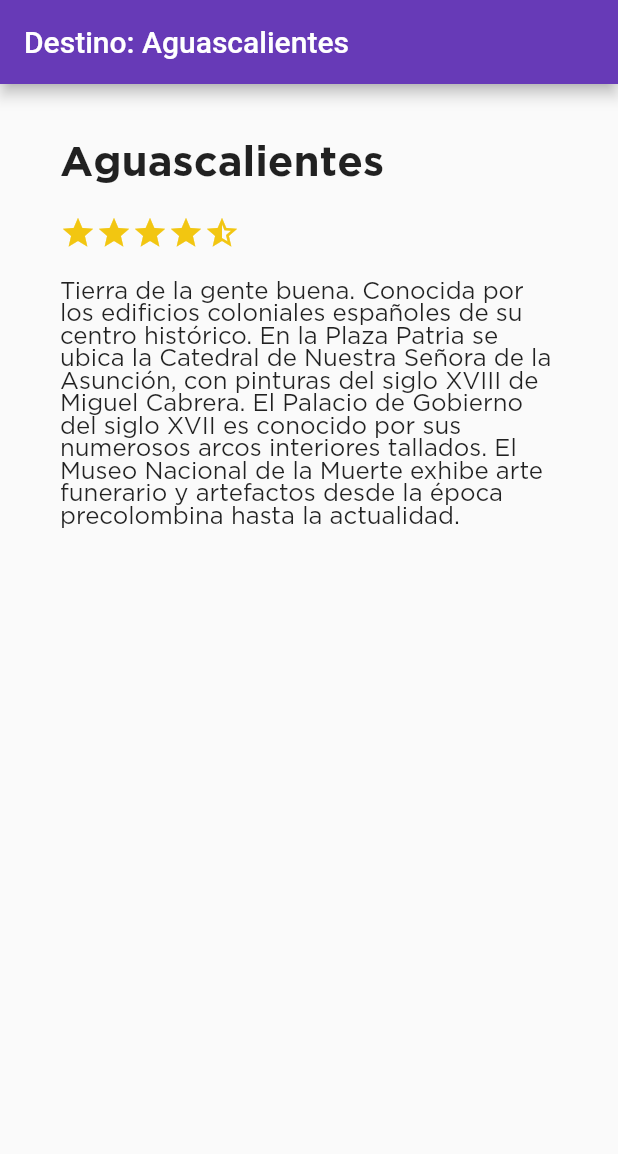
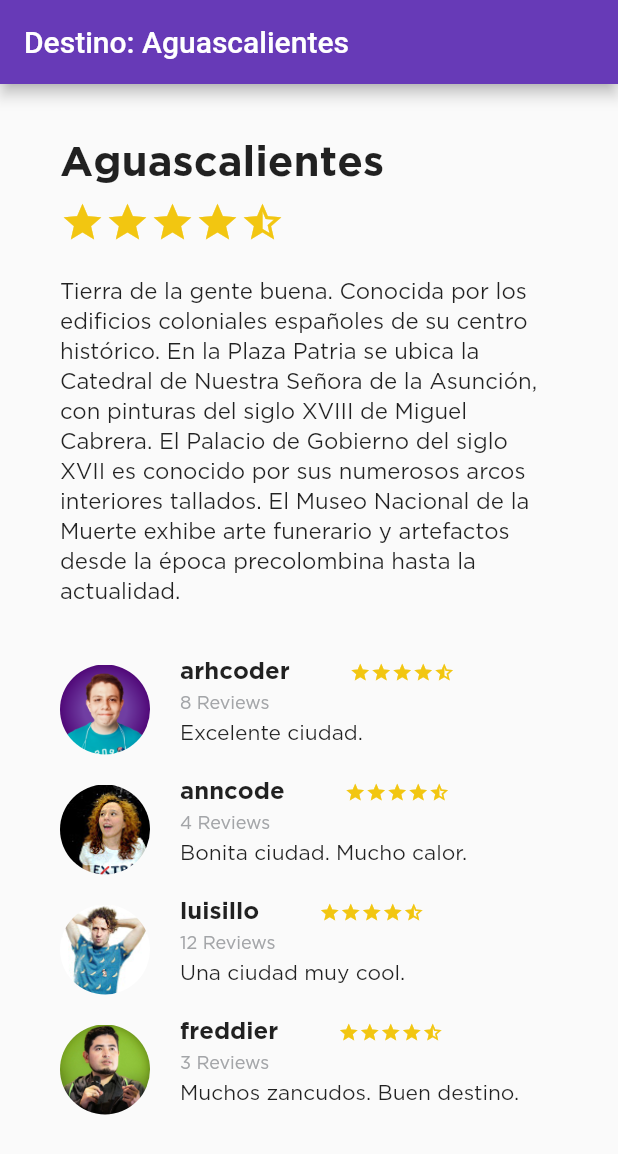
Before and after one commit to arhcoder/Flutter-Platzi-Project, a Flutter app: the screen it shows after launch, on a phone screen of 412 x 824 dp. Shown: the top 1154 px of the screen. Run offline on Flutter 3.47's test engine with Material 2 defaults, Android fonts, the phone set to English and light mode, and no system bars.

Commit message:
Se agregó el panel de Reviews, se separó el Widget de estrellas en una sección aparte, se acomodó todo en la app dentro de un ListView y se ajustó el interlineado

```diff
--- a/lib/main.dart
+++ b/lib/main.dart
@@ -1,5 +1,6 @@
 import 'package:flutter/material.dart';
 import 'place_description.dart';
+import 'review_list.dart';
 
 void main()
 {
@@ -26,11 +27,26 @@ class MyApp extends StatelessWidget
 				(
 					title: Text("Destino: Aguascalientes")
 				),
-				body: new PlaceDescription
+				body:
+        ListView
         (
-          "Aguascalientes",
-          "Tierra de la gente buena. Conocida por los edificios coloniales españoles de su centro histórico. En la Plaza Patria se ubica la Catedral de Nuestra Señora de la Asunción, con pinturas del siglo XVIII de Miguel Cabrera. El Palacio de Gobierno del siglo XVII es conocido por sus numerosos arcos interiores tallados. El Museo Nacional de la Muerte exhibe arte funerario y artefactos desde la época precolombina hasta la actualidad.",
-          4.5
+          children:
+          [
+            PlaceDescription
+            (
+              "Aguascalientes",
+              "Tierra de la gente buena. Conocida por los edificios coloniales españoles de su centro histórico. En la Plaza Patria se ubica la Catedral de Nuestra Señora de la Asunción, con pinturas del siglo XVIII de Miguel Cabrera. El Palacio de Gobierno del siglo XVII es conocido por sus numerosos arcos interiores tallados. El Museo Nacional de la Muerte exhibe arte funerario y artefactos desde la época precolombina hasta la actualidad.",
+              4.5
+            ),
+            Container
+            (
+              margin: EdgeInsets.only(
+              top: 20.0,
+              ),
+
+              child: ReviewList()
+            )
+          ]
         )
 			)
 		);
--- a/lib/place_description.dart
+++ b/lib/place_description.dart
@@ -1,4 +1,5 @@
 import 'package:flutter/material.dart';
+import 'stars.dart';
 
 class PlaceDescription extends StatelessWidget
 {
@@ -13,36 +14,6 @@ class PlaceDescription extends StatelessWidget
 	@override
 	Widget build(BuildContext context)
 	{
-		// Ícono de estrella completa //
-		final star_complete = Container
-		(
-			child: Icon
-			(
-				Icons.star,
-				color: Color(0xFFF2C611)
-			)
-		);
-
-		// Ícono de estrella a la mitad //
-		final star_half = Container
-		(
-			child: Icon
-			(
-				Icons.star_half,
-				color: Color(0xFFF2C611)
-			)
-		);
-
-		// Ícono de estrella completa //
-		final star_border = Container
-		(
-			child: Icon
-			(
-				Icons.star_border,
-				color: Color(0xFFF2C611)
-			)
-		);
-
 		// Título del lugar //
 		final title = Container
 		(
@@ -65,28 +36,6 @@ class PlaceDescription extends StatelessWidget
 			)
 		);
 
-		// Conjunto de estrellas //
-		final stars = Container
-		(
-			margin: EdgeInsets.only(
-				top: 20.0,
-				left: 40.0,
-				right: 40.0
-			),
-
-			child: Row
-			(
-				children:
-				[
-					star_complete,
-					star_complete,
-					star_complete,
-					star_complete,
-					star_half
-				]
-			)
-		);
-
 		// Descripción del lugar //
 		final description = Container
 		(
@@ -102,8 +51,9 @@ class PlaceDescription extends StatelessWidget
 				style: TextStyle
 				(
 					fontFamily: "Gotham",
-					fontSize: 16.0,
-					fontWeight: FontWeight.normal
+					fontSize: 14.8,
+          height: 1.34,
+					fontWeight: FontWeight.normal,
 				),
 				textAlign: TextAlign.left
 			)
@@ -116,9 +66,16 @@ class PlaceDescription extends StatelessWidget
 			children:
 			[
 				title,
-				stars,
+				Container
+        (
+          margin: EdgeInsets.only(
+				    top: 10.0
+			    ),
+
+          child: Stars(place_stars, 30.0)
+        ),
 				description
-			],
+			]
 		);
 	}
 }
--- /dev/null
+++ b/lib/review.dart
@@ -0,0 +1,130 @@
+import 'package:flutter/material.dart';
+import 'stars.dart';
+
+class Review extends StatelessWidget
+{
+	// Atributos //
+	String image_path;
+	String username;
+	double stars_score;
+	String reviews;
+	String comment;
+
+	// Métodos //
+	Review(this.image_path, this.username, this.stars_score, this.reviews, this.comment);
+
+	@override
+	Widget build(BuildContext context)
+	{
+		final photo = Container
+		(
+			width: 60.0,
+			height: 60.0,
+
+			margin: EdgeInsets.only(
+				top: 20.0,
+				left: 40.0
+			),
+
+			decoration: BoxDecoration
+			(
+				shape: BoxShape.circle,
+				image: DecorationImage
+				(
+					image: AssetImage(image_path),
+					fit: BoxFit.cover
+				)
+			)
+		);
+
+		final user_name = Container
+		(
+			margin: EdgeInsets.only(
+				top: 10.0,
+				left: 20.0
+			),
+			child: Text
+			(
+				username,
+				textAlign: TextAlign.left,
+				style: TextStyle
+				(
+					fontFamily: "Gotham",
+					fontWeight: FontWeight.bold,
+					fontSize: 16.0
+				)
+			)
+		);
+
+		final user_reviews = Container
+		(
+			margin: EdgeInsets.only(
+				top: 8.0,
+				left: 20.0
+			),
+			child: Text
+			(
+				reviews,
+				textAlign: TextAlign.left,
+				style: TextStyle
+				(
+					fontFamily: "Gotham",
+					color: Color(0xFFA3A5A8),
+					fontSize: 12.0
+				)
+			)
+		);
+
+		final user_comment = Container
+		(
+			margin: EdgeInsets.only(
+				top: 8.0,
+				left: 20.0
+			),
+			child: Text
+			(
+				comment,
+				textAlign: TextAlign.left,
+				style: TextStyle
+				(
+					fontFamily: "Gotham",
+					fontSize: 14.0
+				)
+			)
+		);
+
+		final user_information = Column
+		(
+			crossAxisAlignment: CrossAxisAlignment.start,
+
+			children:
+			[
+				Row
+				(
+					children:
+					[
+						user_name,
+						Container
+						(
+							margin: EdgeInsets.only(
+							top: 10.0,
+						),
+							child: Stars(stars_score, 14.0)
+						)
+					]
+				),
+				user_reviews,
+				user_comment
+			]
+		);
+
+		return Row
+		(
+			children:
+			[
+				photo,
+				user_information
+			]
+		);
+	}
+}
--- /dev/null
+++ b/lib/review_list.dart
@@ -0,0 +1,50 @@
+import 'package:flutter/material.dart';
+import 'review.dart';
+
+class ReviewList extends StatelessWidget
+{
+	@override
+	Widget build(BuildContext context)
+	{
+		return Column
+		(
+			crossAxisAlignment: CrossAxisAlignment.start,
+
+			children:
+			[
+				Review
+				(
+					"assets/images/user-arhcoder.png",
+					"arhcoder",
+					5.0,
+					"8 Reviews",
+					"Excelente ciudad."
+				),
+				Review
+				(
+					"assets/images/user-anncode.png",
+					"anncode",
+					4.5,
+					"4 Reviews",
+					"Bonita ciudad. Mucho calor."
+				),
+				Review
+				(
+					"assets/images/user-luisillo.png",
+					"luisillo",
+					5.0,
+					"12 Reviews",
+					"Una ciudad muy cool."
+				),
+				Review
+				(
+					"assets/images/user-freddier.png",
+					"freddier",
+					4.0,
+					"3 Reviews",
+					"Muchos zancudos. Buen destino."
+				)
+			]
+		);
+	}
+}
--- /dev/null
+++ b/lib/stars.dart
@@ -0,0 +1,68 @@
+import 'package:flutter/material.dart';
+
+class Stars extends StatelessWidget
+{
+	// Atributos //
+	double stars;
+	double icon_size;
+
+	// Métodos //
+	Stars(this.stars, this.icon_size);
+
+	@override
+	Widget build(BuildContext context)
+	{
+		// Ícono de estrella completa //
+		final star_complete = Container
+		(
+			child: Icon
+			(
+				Icons.star,
+				color: Color(0xFFF2C611),
+				size: icon_size
+			)
+		);
+
+		// Ícono de estrella a la mitad //
+		final star_half = Container
+		(
+			child: Icon
+			(
+				Icons.star_half,
+				color: Color(0xFFF2C611),
+				size: icon_size
+			)
+		);
+
+		// Ícono de estrella completa //
+		final star_border = Container
+		(
+			child: Icon
+			(
+				Icons.star_border,
+				color: Color(0xFFF2C611),
+				size: icon_size
+			)
+		);
+
+		// Conjunto de estrellas //
+		return Container
+		(
+			margin: EdgeInsets.only(
+				left: 40.0,
+			),
+
+			child: Row
+			(
+				children:
+				[
+					star_complete,
+					star_complete,
+					star_complete,
+					star_complete,
+					star_half
+				]
+			)
+		);
+  	}
+}
--- a/pubspec.yaml
+++ b/pubspec.yaml
@@ -75,6 +75,12 @@ flutter:
   # For details regarding fonts from package dependencies,
   # see https://flutter.dev/custom-fonts/#from-packages
 
+  assets:
+    - assets/images/user-arhcoder.png
+    - assets/images/user-luisillo.png
+    - assets/images/user-anncode.png
+    - assets/images/user-freddier.png
+
   fonts:
     - family: Gotham
       fonts:
```
Also changed, not shown: assets/images/user-anncode.png (added), assets/images/user-arhcoder.png (added), assets/images/user-freddier.png (added), assets/images/user-luisillo.png (added).
